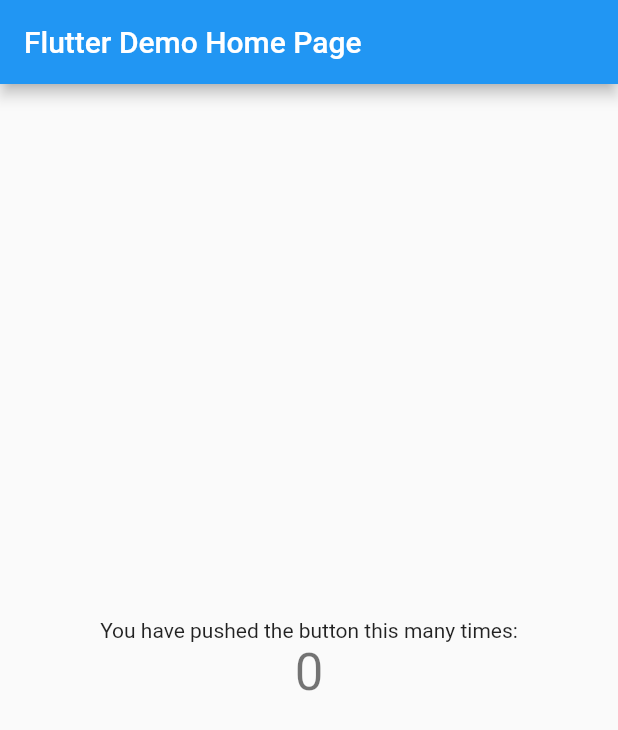
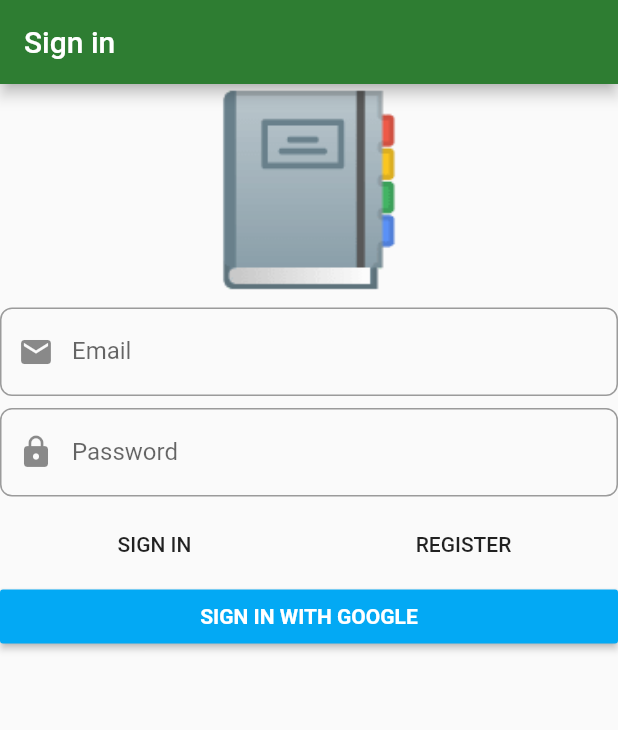
Before and after one commit to Yke222/DDD-NoteTaking, a Flutter app: the screen it shows after launch, on a phone screen of 412 x 824 dp. Shown: the top 730 px of the screen. Run offline on Flutter 3.47's test engine with Material 2 defaults, Android fonts, the phone set to English and light mode, and no system bars; our stand-ins replace bloc, dartz, firebase_auth, firebase_core, flushbar, flutter_bloc and 4 more; accounts and stored records are empty; generated files the repository leaves out were written again.

Commit message:
NK-09: Added sign in page (UI)
Added UI for sign in page, with necessary implementation.

```diff
--- a/NoteKeeper/lib/main.dart
+++ b/NoteKeeper/lib/main.dart
@@ -1,62 +1,13 @@
 import 'package:NoteKeeper/injection.dart';
+import 'package:NoteKeeper/presentation/core/app_widget.dart';
+import 'package:firebase_core/firebase_core.dart';
 import 'package:flutter/material.dart';
 import 'package:injectable/injectable.dart';
 
-void main() {
+// ignore: avoid_void_async
+void main() async {
   configureInjection(Environment.prod);
-  runApp(MyApp());
+  WidgetsFlutterBinding.ensureInitialized();
+  await Firebase.initializeApp();
+  runApp(AppWidget());
 }
-
-class MyApp extends StatelessWidget {
-  // This widget is the root of your application.
-  @override
-  Widget build(BuildContext context) {
-    return MaterialApp(
-      title: 'Flutter Demo',
-      theme: ThemeData(
-        primarySwatch: Colors.blue,
-        visualDensity: VisualDensity.adaptivePlatformDensity,
-      ),
-      home: const MyHomePage(title: 'Flutter Demo Home Page'),
-    );
-  }
-}
-
-class MyHomePage extends StatefulWidget {
-  const MyHomePage({Key key, this.title}) : super(key: key);
-
-  final String title;
-
-  @override
-  _MyHomePageState createState() => _MyHomePageState();
-}
-
-class _MyHomePageState extends State<MyHomePage> {
-  final int _counter = 0;
-
-  @override
-  Widget build(BuildContext context) {
-    return MaterialApp(
-      title: 'Material App',
-      home: Scaffold(
-        appBar: AppBar(
-          title: Text(widget.title),
-        ),
-        body: Center(
-          child: Column(
-            mainAxisAlignment: MainAxisAlignment.center,
-            children: <Widget>[
-              const Text(
-                'You have pushed the button this many times:',
-              ),
-              Text(
-                '$_counter',
-                style: Theme.of(context).textTheme.headline4,
-              ),
-            ],
-          ),
-        ),
-      ),
-    );
-  }
-}
--- a/NoteKeeper/lib/presentation/core/app_widget.dart
+++ b/NoteKeeper/lib/presentation/core/app_widget.dart
@@ -0,0 +1,23 @@
+import 'package:NoteKeeper/presentation/sign_in/sign_in_page.dart';
+import 'package:flutter/cupertino.dart';
+import 'package:flutter/material.dart';
+
+class AppWidget extends StatelessWidget {
+  // This widget is the root of your application.
+  @override
+  Widget build(BuildContext context) {
+    return MaterialApp(
+      title: 'Notes',
+      home: SignInPage(),
+      debugShowCheckedModeBanner: false,
+      theme: ThemeData.light().copyWith(
+          primaryColor: Colors.green[800],
+          accentColor: Colors.blueAccent,
+          inputDecorationTheme: InputDecorationTheme(
+            border: OutlineInputBorder(
+              borderRadius: BorderRadius.circular(8),
+            ),
+          )),
+    );
+  }
+}
--- /dev/null
+++ b/NoteKeeper/lib/presentation/sign_in/sign_in_page.dart
@@ -0,0 +1,18 @@
+import 'package:NoteKeeper/application/auth/sign_in_form/sign_in_form_bloc.dart';
+import 'package:NoteKeeper/injection.dart';
+import 'package:NoteKeeper/presentation/sign_in/widgets/sign_in_form.dart';
+import 'package:flutter/material.dart';
+import 'package:flutter_bloc/flutter_bloc.dart';
+
+class SignInPage extends StatelessWidget {
+  @override
+  Widget build(BuildContext context) {
+    return Scaffold(
+      appBar: AppBar(
+        title: const Text('Sign in'),
+      ),
+      body: BlocProvider(
+          create: (context) => getIt<SignInFormBloc>(), child: SignInForm()),
+    );
+  }
+}
--- /dev/null
+++ b/NoteKeeper/lib/presentation/sign_in/widgets/sign_in_form.dart
@@ -0,0 +1,129 @@
+import 'package:NoteKeeper/application/auth/sign_in_form/sign_in_form_bloc.dart';
+import 'package:flushbar/flushbar_helper.dart';
+import 'package:flutter/material.dart';
+import 'package:flutter_bloc/flutter_bloc.dart';
+
+class SignInForm extends StatelessWidget {
+  @override
+  Widget build(BuildContext context) {
+    return BlocConsumer<SignInFormBloc, SignInFormState>(
+      listener: (context, state) {
+        state.authFailureOrSuccessOption.fold(
+            () => {
+                  // Do nothing.
+                },
+            (either) => either.fold(
+                  (failure) {
+                    FlushbarHelper.createError(
+                      message: failure.map(
+                        canceledByUser: (_) => 'Cancelled',
+                        serverError: (_) => 'Server Error',
+                        emailAlreadyInUse: (_) => 'Email already in use',
+                        invalidEmailAndPasswordCombination: (_) =>
+                            'Invalid email and password combination',
+                      ),
+                    ).show(context);
+                  },
+                  (_) => {
+                    // TODO: Navigate
+                  },
+                ));
+      },
+      builder: (context, state) {
+        return Form(
+          autovalidateMode: state.showErrorMessages
+              ? AutovalidateMode.always
+              : AutovalidateMode.disabled,
+          child: ListView(
+            children: [
+              const Text(
+                '📔',
+                textAlign: TextAlign.center,
+                style: TextStyle(fontSize: 120),
+              ),
+              const SizedBox(height: 8),
+              TextFormField(
+                decoration: const InputDecoration(
+                  prefixIcon: Icon(Icons.email),
+                  labelText: 'Email',
+                ),
+                autocorrect: false,
+                onChanged: (value) => context
+                    .bloc<SignInFormBloc>()
+                    .add(SignInFormEvent.emailChanged(value)),
+                validator: (_) =>
+                    context.bloc<SignInFormBloc>().state.emailAdress.value.fold(
+                          (failure) => failure.maybeMap(
+                            invalidEmail: (_) => 'Invalid Email',
+                            orElse: () => null,
+                          ),
+                          (_) => null,
+                        ),
+              ),
+              const SizedBox(height: 8),
+              TextFormField(
+                decoration: const InputDecoration(
+                  prefixIcon: Icon(Icons.lock),
+                  labelText: 'Password',
+                ),
+                autocorrect: false,
+                obscureText: true,
+                onChanged: (value) => context
+                    .bloc<SignInFormBloc>()
+                    .add(SignInFormEvent.passwordChanged(value)),
+                validator: (_) =>
+                    context.bloc<SignInFormBloc>().state.password.value.fold(
+                          (failure) => failure.maybeMap(
+                            shortPassword: (_) => 'Short Password',
+                            orElse: () => null,
+                          ),
+                          (_) => null,
+                        ),
+              ),
+              const SizedBox(height: 8),
+              Row(
+                children: [
+                  Expanded(
+                    child: FlatButton(
+                      onPressed: () {
+                        context.bloc<SignInFormBloc>().add(
+                              const SignInFormEvent
+                                  .signInWithEmailAndPasswordPressed(),
+                            );
+                      },
+                      child: const Text('SIGN IN'),
+                    ),
+                  ),
+                  Expanded(
+                    child: FlatButton(
+                      onPressed: () {
+                        context.bloc<SignInFormBloc>().add(
+                              const SignInFormEvent
+                                  .registerWithEmailAndPasswordPressed(),
+                            );
+                      },
+                      child: const Text('REGISTER'),
+                    ),
+                  ),
+                ],
+              ),
+              RaisedButton(
+                onPressed: () {
+                  context.bloc<SignInFormBloc>().add(
+                        const SignInFormEvent.signInWithGooglePressed(),
+                      );
+                },
+                color: Colors.lightBlue,
+                child: const Text(
+                  'SIGN IN WITH GOOGLE',
+                  style: TextStyle(
+                      color: Colors.white, fontWeight: FontWeight.bold),
+                ),
+              )
+            ],
+          ),
+        );
+      },
+    );
+  }
+}
--- a/NoteKeeper/pubspec.yaml
+++ b/NoteKeeper/pubspec.yaml
@@ -26,6 +26,7 @@
   dartz: ^0.9.2
   firebase_auth: ^0.18.1+2
   firebase_core: ^0.5.0+1
+  flushbar: ^1.10.4
   flutter_bloc: ^6.0.6
   freezed_annotation: ^0.12.0
   get_it: ^5.0.1
```
Also changed, not shown: NoteKeeper/pubspec.lock.
